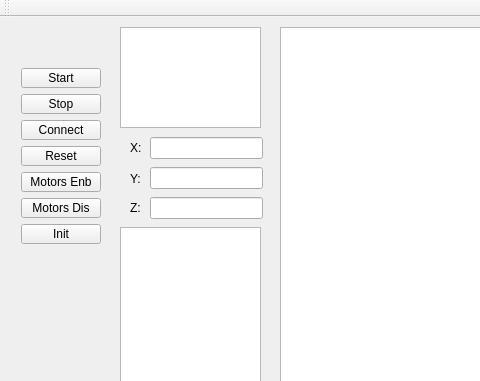
First picture: the form in src/camera_test/scripts/mainwindow.ui, repository rmumi/mover4_checkers, before the edit; both pictures show x 0 to 480 and y 0 to 381 of the 697 by 475 pixel window.
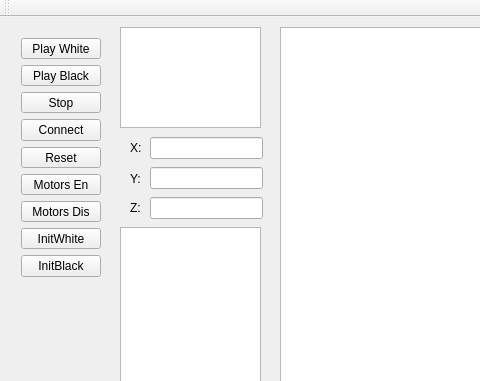
Second picture: the form after the edit.

Commit message: Added primitive AI, white and black variations

Diff of the .ui file:
```diff
--- a/src/camera_test/scripts/mainwindow.ui
+++ b/src/camera_test/scripts/mainwindow.ui
@@ -18,41 +18,41 @@
     <property name="geometry">
      <rect>
       <x>10</x>
-      <y>40</y>
+      <y>10</y>
       <width>91</width>
-      <height>198</height>
+      <height>261</height>
      </rect>
     </property>
     <layout class="QFormLayout" name="formLayout">
-     <item row="2" column="0">
+     <item row="3" column="0">
       <widget class="QPushButton" name="stopButton">
        <property name="text">
         <string>Stop</string>
        </property>
       </widget>
      </item>
-     <item row="3" column="0">
+     <item row="4" column="0">
       <widget class="QPushButton" name="connectButton">
        <property name="text">
         <string>Connect</string>
        </property>
       </widget>
      </item>
-     <item row="4" column="0">
+     <item row="5" column="0">
       <widget class="QPushButton" name="resetButton">
        <property name="text">
         <string>Reset</string>
        </property>
       </widget>
      </item>
-     <item row="5" column="0">
-      <widget class="QPushButton" name="enableMotorsButton">
-       <property name="text">
-        <string>Motors Enb</string>
-       </property>
-      </widget>
-     </item>
      <item row="6" column="0">
+      <widget class="QPushButton" name="enableMotorsButton">
+       <property name="text">
+        <string>Motors En</string>
+       </property>
+      </widget>
+     </item>
+     <item row="7" column="0">
       <widget class="QPushButton" name="disableMotorsButton">
        <property name="text">
         <string>Motors Dis</string>
@@ -62,14 +62,28 @@
      <item row="1" column="0">
       <widget class="QPushButton" name="startButton">
        <property name="text">
-        <string>Start</string>
+        <string>Play White</string>
        </property>
       </widget>
      </item>
-     <item row="7" column="0">
-      <widget class="QPushButton" name="initButton">
+     <item row="8" column="0">
+      <widget class="QPushButton" name="initWhiteButton">
        <property name="text">
-        <string>Init</string>
+        <string>InitWhite</string>
+       </property>
+      </widget>
+     </item>
+     <item row="9" column="0">
+      <widget class="QPushButton" name="initBlackButton">
+       <property name="text">
+        <string>InitBlack</string>
+       </property>
+      </widget>
+     </item>
+     <item row="2" column="0">
+      <widget class="QPushButton" name="startBlackButton">
+       <property name="text">
+        <string>Play Black</string>
        </property>
       </widget>
      </item>
```
Left out of the diff: 2 changed lines with no effect on the pictures. The commit also changes 5 other files.
